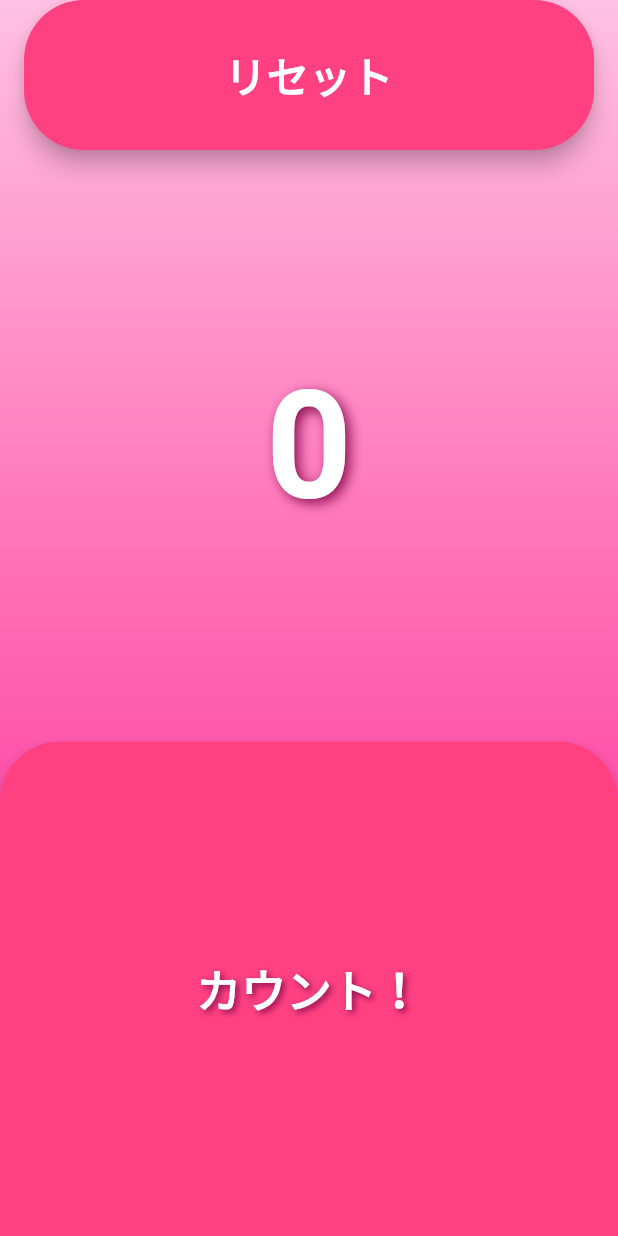
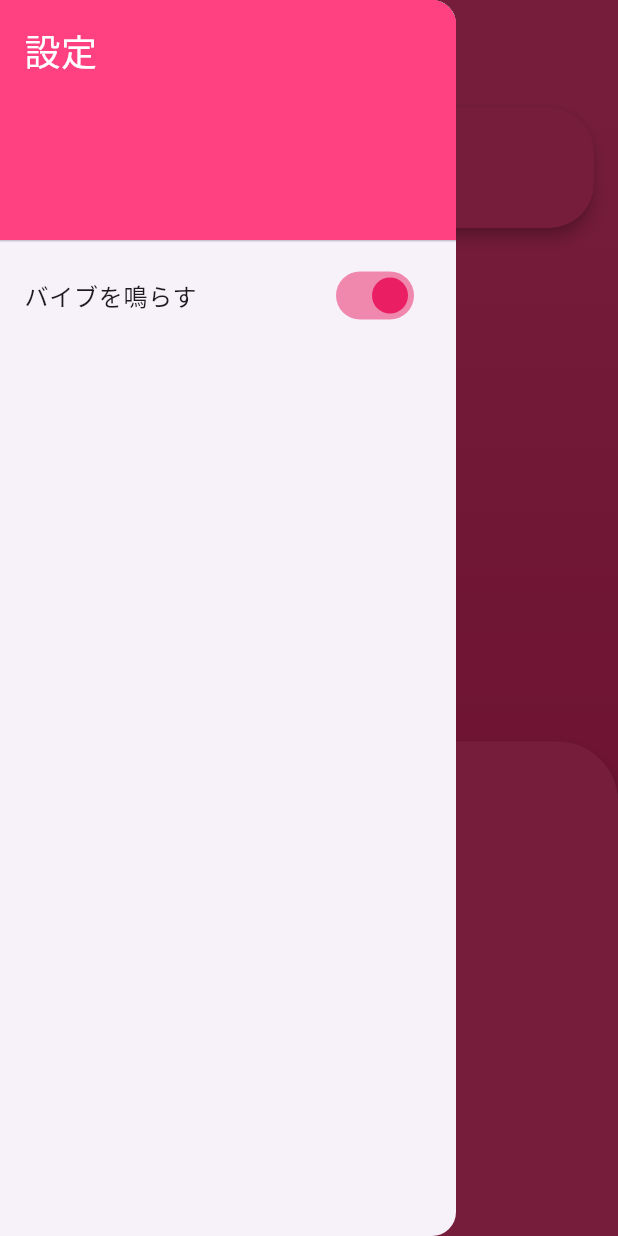
Before and after one commit to kasouzou/count_app, a Flutter app: the screen it shows after launch, with the side drawer open (before the commit the screen has no drawer), on a phone screen of 412 x 824 dp. Run offline on Flutter 3.47's test engine with Material 3 defaults, Android fonts, the light colour scheme and no system bars; our stand-ins replace vibration.

Commit message:
カウント押下時にバイブレーションを鳴らすことが出来る機能を追加、ハンバーガーメニューから切り替え可能

```diff
--- a/lib/main.dart
+++ b/lib/main.dart
@@ -1,4 +1,5 @@
 import 'package:flutter/material.dart';
+import 'package:vibration/vibration.dart';
 
 void main() {
   runApp(MyCuteCounterApp());
@@ -9,10 +10,7 @@ class MyCuteCounterApp extends StatelessWidget {
   Widget build(BuildContext context) {
     return MaterialApp(
       title: 'Cute Counter',
-      theme: ThemeData(
-        primarySwatch: Colors.pink,
-        scaffoldBackgroundColor: Colors.pink[50],
-      ),
+      theme: ThemeData(primarySwatch: Colors.pink),
       home: CounterPage(),
       debugShowCheckedModeBanner: false,
     );
@@ -26,8 +24,12 @@ class CounterPage extends StatefulWidget {
 
 class _CounterPageState extends State<CounterPage> {
   int _count = 0;
+  bool _vibrationEnabled = true; // バイブON/OFF状態
 
-  void _increment() {
+  void _increment() async {
+    if (_vibrationEnabled && (await Vibration.hasVibrator() ?? false)) {
+      Vibration.vibrate(duration: 50);
+    }
     setState(() {
       _count++;
     });
@@ -41,58 +43,75 @@ class _CounterPageState extends State<CounterPage> {
 
   @override
   Widget build(BuildContext context) {
+    final bool isPortrait =
+        MediaQuery.of(context).orientation == Orientation.portrait;
+    final double fontSize = isPortrait ? 100 : 60;
+    final double resetButtonHeight = isPortrait ? 80 : 60;
+
     return Scaffold(
-      body: OrientationBuilder(
-        builder: (context, orientation) {
-          final bool isPortrait = orientation == Orientation.portrait;
-          final double fontSize = isPortrait ? 100 : 60;
-          final double resetButtonHeight = isPortrait ? 100 : 80;
-          final double countUpButtonHeight =
-              MediaQuery.of(context).size.height * (isPortrait ? 0.4 : 0.25);
-
-          return Container(
+      drawer: Drawer(
+        child: ListView(
+          children: [
+            DrawerHeader(
+              decoration: BoxDecoration(color: Colors.pinkAccent),
+              child: Text(
+                '設定',
+                style: TextStyle(color: Colors.white, fontSize: 24),
+              ),
+            ),
+            SwitchListTile(
+              title: Text('バイブを鳴らす'),
+              value: _vibrationEnabled,
+              activeColor: Colors.pink,
+              onChanged: (bool value) {
+                setState(() {
+                  _vibrationEnabled = value;
+                });
+              },
+            ),
+          ],
+        ),
+      ),
+      appBar: AppBar(
+        title: Text('Cute Counter'),
+        backgroundColor: Colors.pinkAccent,
+      ),
+      body: Container(
         decoration: BoxDecoration(
           gradient: LinearGradient(
-                colors: [
-                  Color(0xFFFFC1E3), // 薄いピンク
-                  Color(0xFFFF69B4), // ホットピンク
-                  Color(0xFFFF1493), // ディープピンク
-                ],
+            colors: [Colors.pinkAccent, Colors.pink],
             begin: Alignment.topCenter,
             end: Alignment.bottomCenter,
-                stops: [0.0, 0.5, 1.0],
           ),
         ),
         child: Column(
           children: [
-                SafeArea(
-                  bottom: false,
-                  child: Container(
+            SizedBox(
+              height: MediaQuery.of(context).padding.top + 16,
+            ), // ノッチ対策で余白
+            Container(
               width: double.infinity,
               height: resetButtonHeight,
-                    padding: EdgeInsets.symmetric(horizontal: 16),
+              margin: EdgeInsets.symmetric(horizontal: 16),
               child: ElevatedButton(
                 onPressed: _reset,
                 style: ElevatedButton.styleFrom(
                   backgroundColor: Colors.pinkAccent,
                   foregroundColor: Colors.white,
                   shape: RoundedRectangleBorder(
-                          borderRadius: BorderRadius.circular(40),
+                    borderRadius: BorderRadius.circular(30),
                   ),
-                        elevation: 6,
-                        padding: EdgeInsets.symmetric(vertical: 20),
+                  elevation: 4,
                 ),
                 child: Text(
                   'リセット',
                   style: TextStyle(
-                          fontSize: isPortrait ? 28 : 24,
+                    fontSize: isPortrait ? 24 : 20,
                     fontWeight: FontWeight.bold,
                   ),
                 ),
               ),
             ),
-                ),
-
             Expanded(
               child: Center(
                 child: Text(
@@ -112,10 +131,11 @@ class _CounterPageState extends State<CounterPage> {
                 ),
               ),
             ),
-
             Container(
               width: double.infinity,
-                  height: countUpButtonHeight,
+              height:
+                  MediaQuery.of(context).size.height *
+                  (isPortrait ? 0.4 : 0.25),
               child: ElevatedButton(
                 onPressed: _increment,
                 style: ElevatedButton.styleFrom(
@@ -147,8 +167,6 @@ class _CounterPageState extends State<CounterPage> {
             ),
           ],
         ),
-          );
-        },
       ),
     );
   }
```
Lines whose indentation alone changed are shown as unchanged.
